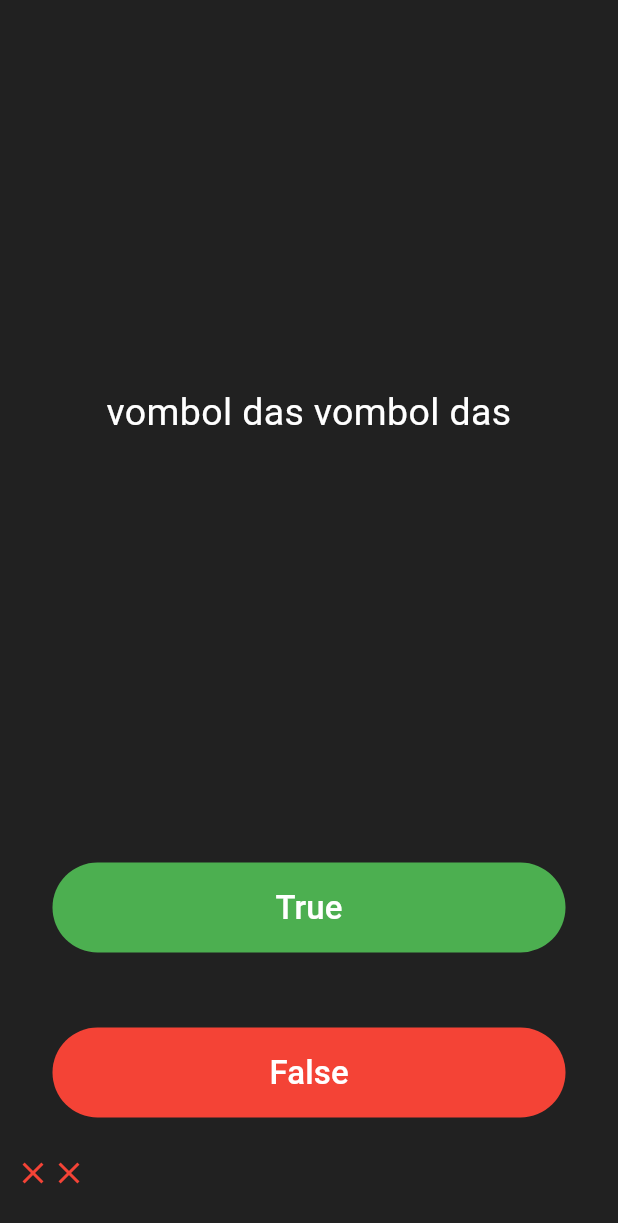
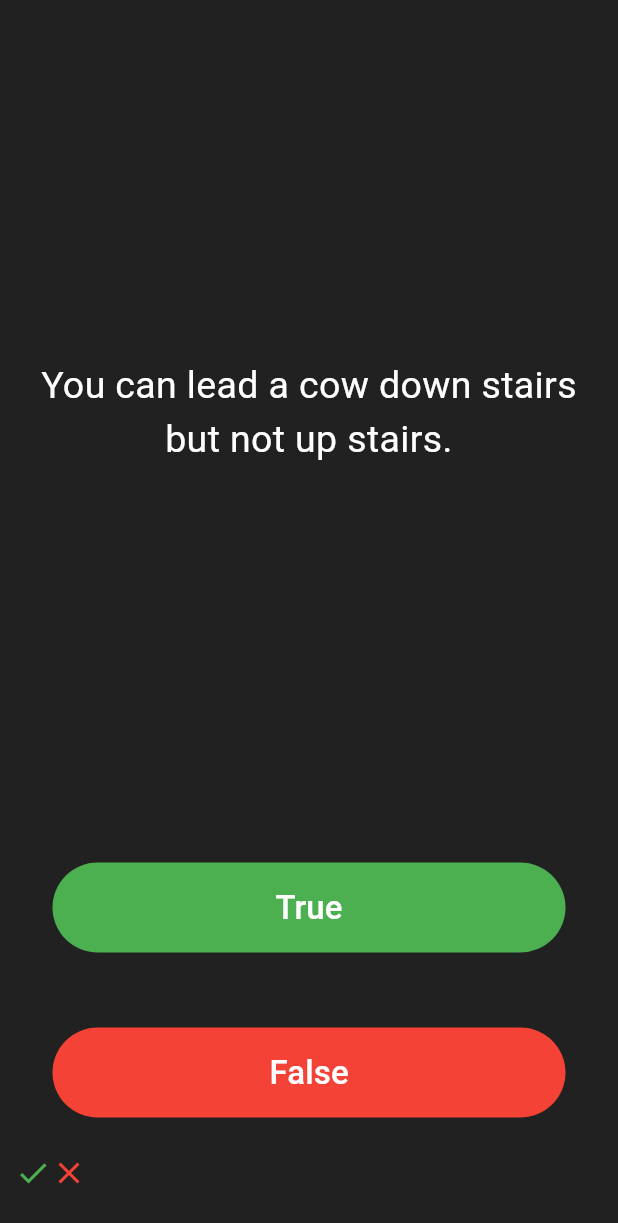
Before and after one commit to msiprime/quizzler, a Flutter app: the screen it shows after launch, after a tap on "True", after a tap on "False", on a phone screen of 412 x 824 dp. Shown: the top 1223 px of the screen. Run offline on Flutter 3.47's test engine with Material 3 defaults, Android fonts, the phone set to English and light mode, and no system bars; our stand-ins replace rflutter_alert.

Commit message:
Quiz app finished

```diff
--- a/lib/main.dart
+++ b/lib/main.dart
@@ -1,5 +1,5 @@
 import 'package:flutter/material.dart';
-import 'package:quizzler/question.dart';
+import 'package:quizzler/quiz_brain.dart';
 
 void main() => runApp(const Quizzler());
 
@@ -11,7 +11,7 @@ class Quizzler extends StatelessWidget {
     return MaterialApp(
       home: Scaffold(
         backgroundColor: Colors.grey.shade900,
-        body: SafeArea(
+        body: const SafeArea(
           child: Padding(
             padding: EdgeInsets.symmetric(horizontal: 10.0),
             child: QuizPage(),
@@ -30,23 +30,33 @@ class QuizPage extends StatefulWidget {
 }
 
 class _QuizPageState extends State<QuizPage> {
-  Icon correct = const Icon(
-    Icons.check,
-    color: Colors.green,
-  );
-  Icon wrong = const Icon(
-    Icons.close,
-    color: Colors.red,
-  );
+  QuizBrain quizBrain = QuizBrain();
 
-  int questionNumber = 0;
-  List<Question> questionBank = [
-    Question(question: 'A slug\'s blood is green.', answer: false),
-    Question(question: 'Ayrin is ula ula lala lala', answer: true),
-    Question(question: 'vombol das vombol das', answer: true),
-    Question(question: 'Rakib is chacha chacha cha cha cha', answer: false)
-  ];
-  List<Widget> scoreKeeper = [];
+  Expanded buildKey(Color color, String stringTrueFalse, bool boolTrueFalse) {
+    return Expanded(
+      child: Padding(
+        padding: const EdgeInsets.all(25.0),
+        child: TextButton(
+          style: ButtonStyle(
+            backgroundColor: MaterialStateProperty.all<Color>(color),
+          ),
+          child: Text(
+            stringTrueFalse,
+            style: TextStyle(
+              color: Colors.white,
+              fontSize: 22.0,
+            ),
+          ),
+          onPressed: () {
+            quizBrain.questionChecker(boolTrueFalse);
+            setState(() {
+              quizBrain.nextQuestion(context);
+            });
+          },
+        ),
+      ),
+    );
+  }
 
   @override
   Widget build(BuildContext context) {
@@ -59,12 +69,12 @@ class _QuizPageState extends State<QuizPage> {
           Expanded(
             flex: 5,
             child: Padding(
-              padding: EdgeInsets.all(10.0),
+              padding: const EdgeInsets.all(10.0),
               child: Center(
                 child: Text(
-                  questionBank[questionNumber].question,
+                  quizBrain.getQuestionText(),
                   textAlign: TextAlign.center,
-                  style: TextStyle(
+                  style: const TextStyle(
                     fontSize: 25.0,
                     color: Colors.white,
                   ),
@@ -72,65 +82,10 @@ class _QuizPageState extends State<QuizPage> {
               ),
             ),
           ),
-          Expanded(
-            child: Padding(
-              padding: EdgeInsets.all(25.0),
-              child: TextButton(
-                style: ButtonStyle(
-                  backgroundColor:
-                      MaterialStateProperty.all<Color>(Colors.green),
-                ),
-                child: const Text(
-                  'True',
-                  style: TextStyle(
-                    color: Colors.white,
-                    fontSize: 22.0,
-                  ),
-                ),
-                onPressed: () {
-                  bool correctAnswer = questionBank[questionNumber].answer;
-                  if (correctAnswer == true) {
-                    scoreKeeper.add(correct);
-                  } else {
-                    scoreKeeper.add(wrong);
-                  }
-                  setState(() {
-                    questionNumber++;
-                  });
-                },
-              ),
-            ),
-          ),
-          Expanded(
-            child: Padding(
-              padding: EdgeInsets.all(25.0),
-              child: TextButton(
-                style: ButtonStyle(
-                  backgroundColor: MaterialStateProperty.all<Color>(Colors.red),
-                ),
-                child: const Text(
-                  'False',
-                  style: TextStyle(
-                    fontSize: 22.0,
-                    color: Colors.white,
-                  ),
-                ),
-                onPressed: () {
-                  bool correctAnswer = questionBank[questionNumber].answer;
-                  if (correctAnswer == false) {
-                    scoreKeeper.add(correct);
-                  } else {
-                    scoreKeeper.add(wrong);
-                  }
-                  setState(() {
-                    questionNumber++;
-                  });
-                },
-              ),
-            ),
-          ),
+          buildKey(Colors.green, 'True', true),
+          buildKey(Colors.red, 'False', false),
           Row(
-            children: scoreKeeper,
+            children: quizBrain.scoreKeeper,
           )
         ],
       ),
--- a/lib/question.dart
+++ b/lib/question.dart
@@ -2,5 +2,5 @@ class Question {
   String question;
   bool answer;
 
-  Question({required this.question, required this.answer});
+  Question(this.question, this.answer);
 }
--- a/lib/quiz_brain.dart
+++ b/lib/quiz_brain.dart
@@ -0,0 +1,79 @@
+import 'package:flutter/material.dart';
+import 'package:quizzler/question.dart';
+import 'package:rflutter_alert/rflutter_alert.dart';
+
+class QuizBrain {
+  int _questionNumber = 0;
+
+  Icon correct = const Icon(
+    Icons.check,
+    color: Colors.green,
+  );
+  Icon wrong = const Icon(
+    Icons.close,
+    color: Colors.red,
+  );
+
+  List<Widget> scoreKeeper = [];
+
+  final List<Question> _questionBank = [
+    Question('Ayrin Loves MsI', true),
+    Question('Some cats are actually allergic to humans', true),
+    Question('You can lead a cow down stairs but not up stairs.', false),
+    Question('Approximately one quarter of human bones are in the feet.', true),
+    Question('A slug\'s blood is green.', true),
+    Question('Buzz Aldrin\'s mother\'s maiden name was \"Moon\".', true),
+    Question('It is illegal to pee in the Ocean in Portugal.', true),
+    Question(
+        'No piece of square dry paper can be folded in half more than 7 times.',
+        false),
+    Question(
+        'In London, UK, if you happen to die in the House of Parliament, you are technically entitled to a state funeral, because the building is considered too sacred a place.',
+        true),
+    Question(
+        'The loudest sound produced by any animal is 188 decibels. That animal is the African Elephant.',
+        false),
+    Question(
+        'The total surface area of two human lungs is approximately 70 square metres.',
+        true),
+    Question('Google was originally called \"Backrub\".', true),
+    Question(
+        'Chocolate affects a dog\'s heart and nervous system; a few ounces are enough to kill a small dog.',
+        true),
+    Question(
+        'In West Virginia, USA, if you accidentally hit an animal with your car, you are free to take it home to eat.',
+        true),
+  ];
+
+  void questionChecker(bool flag) {
+    bool correctAnswer = getAnswer();
+    if (correctAnswer == flag) {
+      scoreKeeper.add(correct);
+    } else {
+      scoreKeeper.add(wrong);
+    }
+  }
+
+  void nextQuestion(context) {
+    if (_questionNumber < _questionBank.length - 1) {
+      _questionNumber++;
+    } else {
+      _questionNumber = 0;
+      scoreKeeper.clear();
+      Alert(
+          context: context,
+          title: "END OF THE QUIZ",
+          desc: "Congratulations, You have finished the quiz! See you Again 🙂",
+          style: AlertStyle(
+            backgroundColor: Colors.teal,
+            alertBorder:Border(),
+            animationType: AnimationType.fromTop,
+          ),
+      ).show();
+    }
+  }
+
+  String getQuestionText() => _questionBank[_questionNumber].question;
+
+  bool getAnswer() => _questionBank[_questionNumber].answer;
+}
--- a/pubspec.yaml
+++ b/pubspec.yaml
@@ -34,7 +34,8 @@ dependencies:
 
   # The following adds the Cupertino Icons font to your application.
   # Use with the CupertinoIcons class for iOS style icons.
-  cupertino_icons: ^1.0.2
+  cupertino_icons: ^1.0.6
+  rflutter_alert: ^2.0.7
 
 dev_dependencies:
   flutter_test:
```
Also changed, not shown: pubspec.lock.
